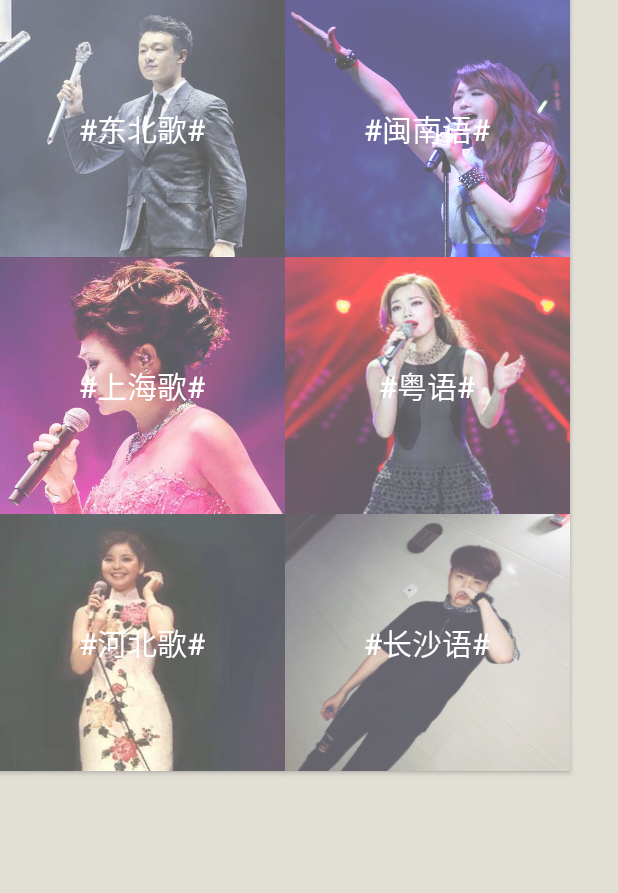
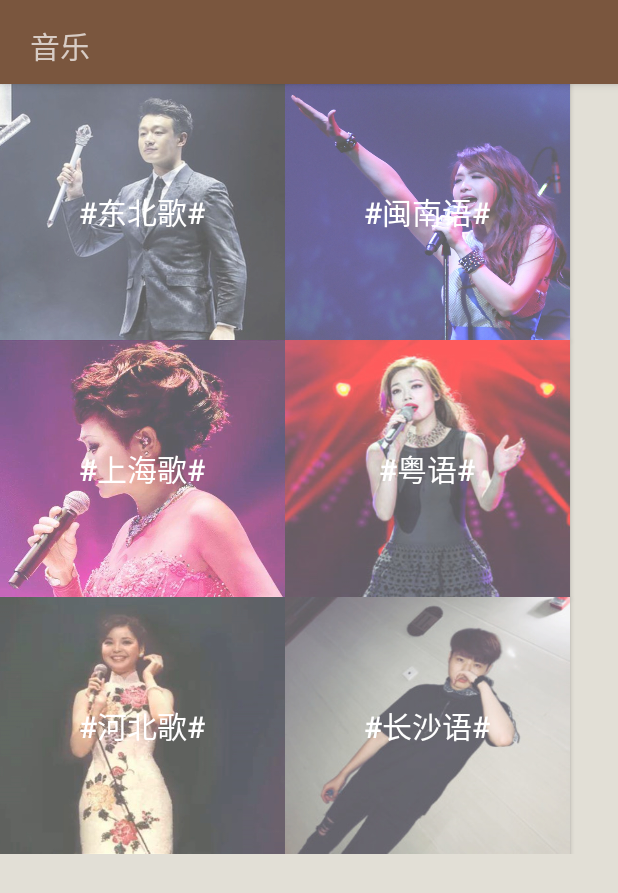
Before and after one commit to quhongjuan/fangyan2, an Android app: the Music screen opened directly, with no data from a screen before it, on a phone screen of 412 x 824 dp. Shown: the top 893 px of the screen. Run offline under Robolectric (Android 15) with nearby library versions, the phone set to English and light mode, and no system bars.

Commit message:
修改歌曲文件

```diff
--- a/app/src/main/AndroidManifest.xml
+++ b/app/src/main/AndroidManifest.xml
@@ -19,6 +19,7 @@
         android:icon="@mipmap/ic_launcher"
         android:label="@string/app_name"
         android:roundIcon="@mipmap/ic_launcher_round"
+        android:largeHeap="true"
         android:supportsRtl="true"
         android:theme="@style/AppTheme">
         <activity android:name=".activity.MainActivity">
@@ -33,9 +34,11 @@
         <activity android:name=".activity.Kidding"/>
         <activity android:name=".activity.Mo"/>
         <activity android:name=".activity.pingjia"/>
+        <activity android:name=".activity.login2"/>
         <activity android:name=".activity.login"/>
         <activity android:name=".activity.Music"/>
         <activity android:name=".activity.forget_password"/>
+        <activity android:name=".activity.result"/>
     </application>
 
 </manifest>
--- a/app/src/main/java/com/example/hh/fangyan2/activity/MainActivity.java
+++ b/app/src/main/java/com/example/hh/fangyan2/activity/MainActivity.java
@@ -18,6 +18,7 @@ import android.view.MenuItem;
 
 import com.example.hh.fangyan2.R;
 import com.example.hh.fangyan2.fragment.MyFragment1;
+import com.example.hh.fangyan2.fragment.MyFragment2;
 import com.example.hh.fangyan2.fragment.MyFragment3;
 import com.example.hh.fangyan2.util.SnackBarUtils;
 
@@ -167,7 +168,7 @@ public class MainActivity extends BaseActivity {
 
         tabFragments = new ArrayList<>();
         tabFragments.add(new MyFragment1());
-        tabFragments.add(new MyFragment1());
+        tabFragments.add(new MyFragment2());
         tabFragments.add(new MyFragment3());
 
         contentAdapter = new ContentPagerAdapter(getSupportFragmentManager());
--- a/app/src/main/java/com/example/hh/fangyan2/activity/Music.java
+++ b/app/src/main/java/com/example/hh/fangyan2/activity/Music.java
@@ -149,7 +149,7 @@ public class Music extends AppCompatActivity  implements View.OnClickListener{
             case R.id.t9:
                 if(isRelease4)
                 {
-                    mePlayer4=MediaPlayer.create(this,R.raw.yueban);
+                    mePlayer4=MediaPlayer.create(this,R.raw.hnj);
                     isRelease4=false;
                 }
                 mePlayer4.start();
@@ -166,7 +166,7 @@ public class Music extends AppCompatActivity  implements View.OnClickListener{
             case R.id.t11:
                 if(isRelease5)
                 {
-                    mePlayer5=MediaPlayer.create(this,R.raw.yueban);
+                    mePlayer5=MediaPlayer.create(this,R.raw.awmz);
                     isRelease5=false;
                 }
                 mePlayer5.start();
--- a/app/src/main/res/layout/change_password.xml
+++ b/app/src/main/res/layout/change_password.xml
@@ -96,14 +96,14 @@
         android:layout_width="27dp"
         android:layout_height="27dp"
         android:background="@drawable/user"
-        android:layout_marginLeft="75dp"
+        android:layout_marginLeft="58dp"
         android:layout_marginTop="205dp" />
 
     <ImageView
         android:layout_width="30dp"
         android:layout_height="30dp"
         android:background="@drawable/lock"
-        android:layout_marginLeft="75dp"
+        android:layout_marginLeft="58dp"
         android:layout_marginTop="265dp"
         />
 
@@ -111,7 +111,7 @@
         android:layout_width="30dp"
         android:layout_height="30dp"
         android:background="@drawable/lock"
-        android:layout_marginLeft="75dp"
+        android:layout_marginLeft="58dp"
         android:layout_marginTop="325dp"
         />
 
--- a/app/src/main/res/layout/login2.xml
+++ b/app/src/main/res/layout/login2.xml
@@ -91,7 +91,7 @@
         android:layout_width="27dp"
         android:layout_height="27dp"
         android:background="@drawable/user"
-        android:layout_marginLeft="70dp"
+        android:layout_marginLeft="58dp"
         android:layout_marginTop="85dp"
       />
 
@@ -100,7 +100,7 @@
         android:layout_height="30dp"
         android:background="@drawable/lock"
         android:layout_marginTop="145dp"
-        android:layout_marginLeft="70dp"
+        android:layout_marginLeft="58dp"
        />
 
     <ImageView
@@ -108,7 +108,7 @@
         android:layout_height="30dp"
         android:background="@drawable/lock"
         android:layout_marginTop="205dp"
-        android:layout_marginLeft="70dp"
+        android:layout_marginLeft="58dp"
        />
 
     <TextView
--- a/app/src/main/res/layout/music.xml
+++ b/app/src/main/res/layout/music.xml
@@ -1,10 +1,42 @@
 <?xml version="1.0" encoding="utf-8"?>
 <RelativeLayout xmlns:android="http://schemas.android.com/apk/res/android"
-    android:orientation="horizontal" android:layout_width="match_parent"
+    xmlns:app="http://schemas.android.com/apk/res-auto"
+    android:layout_width="match_parent"
     android:background="#e2dFd6"
-    android:layout_height="match_parent"
-   >
+    android:layout_height="match_parent">
 
+        <android.support.design.widget.AppBarLayout
+            android:layout_width="match_parent"
+            android:layout_height="?attr/actionBarSize"
+            android:theme="@style/ThemeOverlay.AppCompat.Dark.ActionBar">
+
+                <TextView
+                    android:id="@+id/text"
+                    android:layout_width="match_parent"
+                    android:layout_height="wrap_content"
+                    android:layout_marginLeft="20dp"
+                    android:layout_marginRight="30dp"
+                    android:layout_marginTop="15dp"
+                    android:text="音乐"
+                    android:textSize="20sp" />
+
+                <android.support.v7.widget.Toolbar
+                    android:id="@+id/toolbar"
+                    android:layout_width="match_parent"
+                    android:layout_height="?attr/actionBarSize"
+                    android:background="?attr/colorPrimary"
+                    app:layout_collapseMode="pin"
+                    app:layout_scrollFlags="scroll|enterAlways"
+                    app:popupTheme="@style/ThemeOverlay.AppCompat.Light"
+                    app:titleTextColor="#ffffff" />
+
+
+        </android.support.design.widget.AppBarLayout>
+
+        <RelativeLayout
+            android:layout_marginTop="55dp"
+            android:layout_width="match_parent"
+            android:layout_height="wrap_content">
         <Button
             android:layout_width="190dp"
             android:layout_height="171dp"
@@ -116,48 +148,5 @@
             android:id="@+id/t11"
             />
 
-
+        </RelativeLayout>
 </RelativeLayout>
-
-
-
-
-
-    <!-- <Button
-                android:layout_width="190dp"
-                android:layout_height="171dp"
-                android:background="@drawable/hebei"
-                android:text="#河北#"
-                android:textSize="20dp"
-                android:textColor="#fff"
-                />
-
-            <Button
-                android:layout_width="190dp"
-                android:layout_height="171dp"
-                android:background="@drawable/yue"
-                android:text="#粤语#"
-                android:textSize="20dp"
-                android:textColor="#fff"
-                />
-            <Button
-            android:layout_width="190dp"
-            android:layout_height="171dp"
-            android:background="@drawable/changsha"
-            android:text="#长沙话#"
-            android:textSize="20dp"
-            android:textColor="#fff"
-            />
-            <Button
-                android:layout_width="190dp"
-                android:layout_height="171dp"
-                android:background="@drawable/shanghai"
-                android:text="#上海话#"
-                android:textSize="20dp"
-                android:textColor="#fff"
-                />-->
-
-
-
-
-    <!---->
```
Also changed, not shown: app/src/main/res/layout/forget_password.xml (+4 -5 lines), app/src/main/res/layout/login.xml (+4 -4 lines), app/src/main/res/drawable-mdpi/white.png (added), 5 other files.
